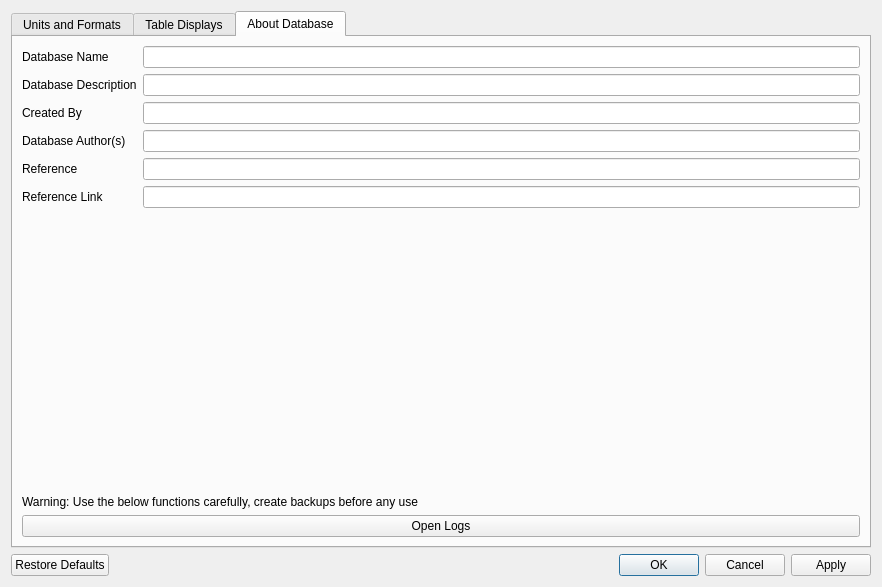
The window that ui/Settings.ui (kathrynmetcalf/GeoCORK) describes before a commit, drawn with Qt 5.
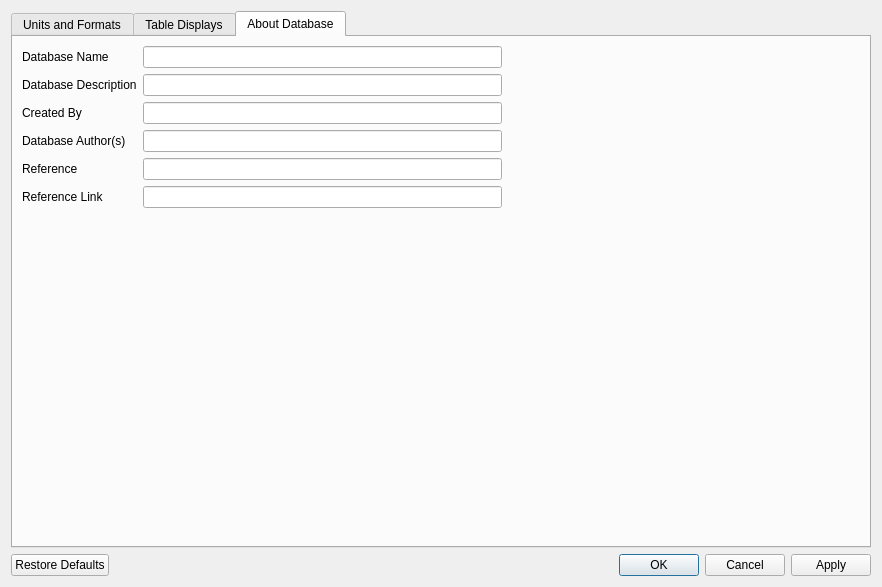
The same window after the commit. The open tabs and pages were chosen to show the change.

```diff
--- a/ui/Settings.ui
+++ b/ui/Settings.ui
@@ -17,7 +17,7 @@
    <item>
     <widget class="QTabWidget" name="settings_tabWidget">
      <property name="currentIndex">
-      <number>2</number>
+      <number>0</number>
      </property>
      <widget class="QWidget" name="units_formats_tab">
       <attribute name="title">
@@ -362,10 +362,28 @@
       <attribute name="title">
        <string>About Database</string>
       </attribute>
-      <layout class="QVBoxLayout" name="verticalLayout_4">
-       <item>
         <layout class="QGridLayout" name="gridLayout_4">
-         <item row="0" column="1">
+       <item row="4" column="0">
+        <widget class="QLabel" name="db_reference_label">
+         <property name="text">
+          <string>Reference</string>
+         </property>
+        </widget>
+       </item>
+       <item row="5" column="2">
+        <widget class="QLineEdit" name="db_reference_link_lineEdit"/>
+       </item>
+       <item row="3" column="2">
+        <widget class="QLineEdit" name="db_authors_lineEdit"/>
+       </item>
+       <item row="5" column="0">
+        <widget class="QLabel" name="db_reference_link_label">
+         <property name="text">
+          <string>Reference Link</string>
+         </property>
+        </widget>
+       </item>
+       <item row="0" column="2">
           <widget class="QLineEdit" name="db_name_lineEdit"/>
          </item>
          <item row="0" column="0">
@@ -375,34 +393,13 @@
            </property>
           </widget>
          </item>
-         <item row="2" column="0">
-          <widget class="QLabel" name="db_created_by_label">
-           <property name="text">
-            <string>Created By</string>
-           </property>
-          </widget>
-         </item>
-         <item row="1" column="1">
-          <widget class="QLineEdit" name="db_description_lineEdit">
-           <property name="text">
-            <string/>
-           </property>
-          </widget>
-         </item>
-         <item row="2" column="1">
+       <item row="2" column="2">
           <widget class="QLineEdit" name="db_created_by_lineEdit">
            <property name="text">
             <string/>
            </property>
           </widget>
          </item>
-         <item row="3" column="0">
-          <widget class="QLabel" name="db_authors_label">
-           <property name="text">
-            <string>Database Author(s)</string>
-           </property>
-          </widget>
-         </item>
          <item row="1" column="0">
           <widget class="QLabel" name="db_description_label">
            <property name="text">
@@ -410,32 +407,41 @@
            </property>
           </widget>
          </item>
-         <item row="3" column="1">
-          <widget class="QLineEdit" name="db_authors_lineEdit"/>
-         </item>
-         <item row="4" column="0">
-          <widget class="QLabel" name="db_reference_label">
+       <item row="1" column="2">
+        <widget class="QLineEdit" name="db_description_lineEdit">
+         <property name="text">
+          <string/>
+         </property>
+        </widget>
+       </item>
+       <item row="3" column="0">
+        <widget class="QLabel" name="db_authors_label">
            <property name="text">
-            <string>Reference</string>
+          <string>Database Author(s)</string>
            </property>
           </widget>
          </item>
-         <item row="5" column="0">
-          <widget class="QLabel" name="db_reference_link_label">
+       <item row="2" column="0">
+        <widget class="QLabel" name="db_created_by_label">
            <property name="text">
-            <string>Reference Link</string>
+          <string>Created By</string>
            </property>
           </widget>
          </item>
-         <item row="5" column="1">
-          <widget class="QLineEdit" name="db_reference_link_lineEdit"/>
-         </item>
-         <item row="4" column="1">
-          <widget class="QLineEdit" name="db_reference_lineEdit"/>
-         </item>
-        </layout>
-       </item>
-       <item>
+       <item row="0" column="3">
+        <spacer name="horizontalSpacer">
+         <property name="orientation">
+          <enum>Qt::Horizontal</enum>
+         </property>
+         <property name="sizeHint" stdset="0">
+          <size>
+           <width>40</width>
+           <height>20</height>
+          </size>
+         </property>
+        </spacer>
+       </item>
+       <item row="6" column="0">
         <spacer name="verticalSpacer_2">
          <property name="orientation">
           <enum>Qt::Vertical</enum>
@@ -448,23 +454,8 @@
          </property>
         </spacer>
        </item>
-       <item>
-        <widget class="QLabel" name="label_3">
-         <property name="text">
-          <string>Warning: Use the below functions carefully, create backups before any use</string>
-         </property>
-        </widget>
-       </item>
-       <item>
-        <layout class="QHBoxLayout" name="horizontalLayout_2">
-         <item>
-          <widget class="QPushButton" name="openlogs_pushButton">
-           <property name="text">
-            <string>Open Logs</string>
-           </property>
-          </widget>
-         </item>
-        </layout>
+       <item row="4" column="2">
+        <widget class="QLineEdit" name="db_reference_lineEdit"/>
        </item>
       </layout>
      </widget>
```
Lines whose indentation alone changed are shown as unchanged.
